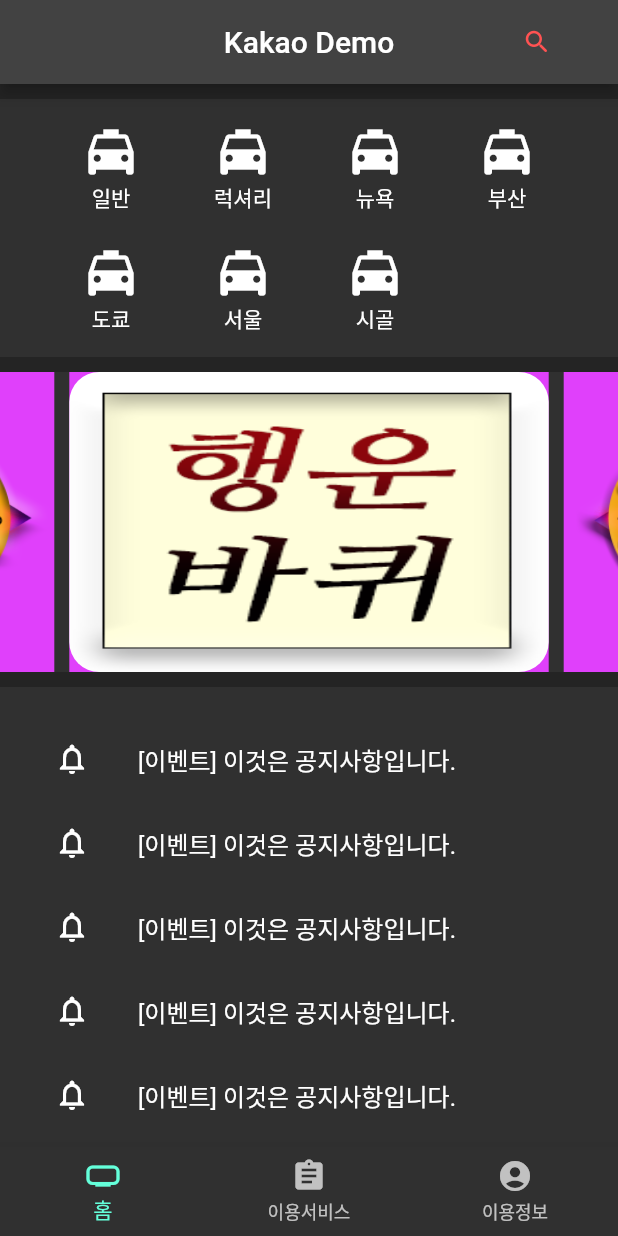
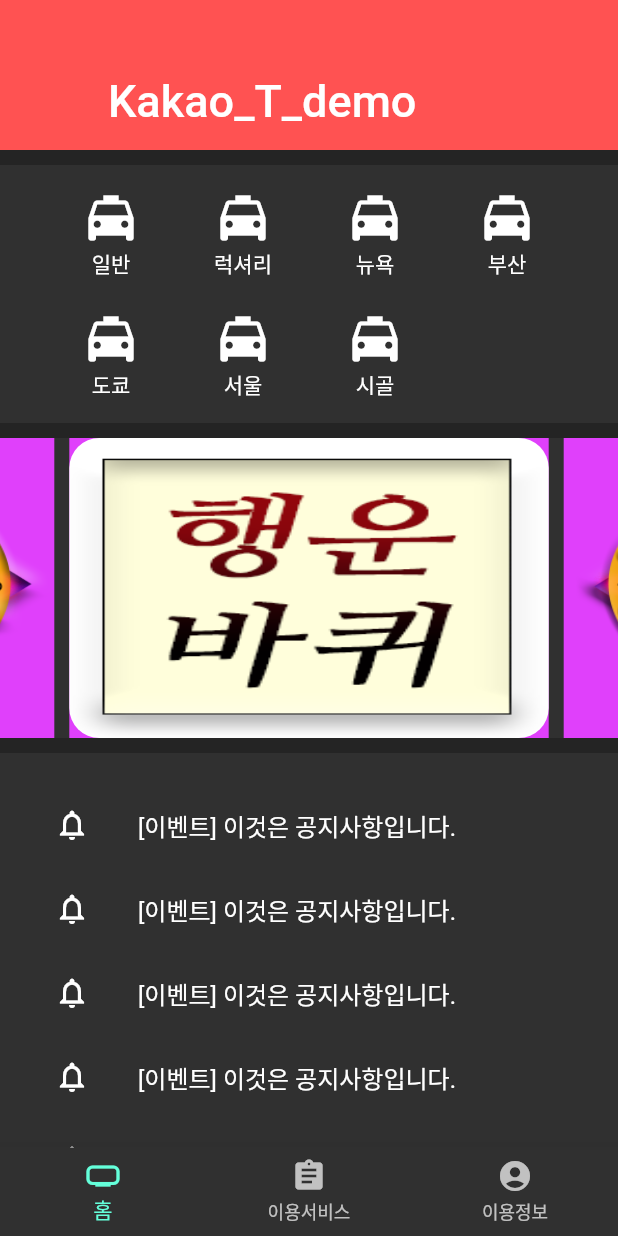
Before and after one commit to paxFortuna/Kakao_demo, a Flutter app: the screen it shows after launch, on a phone screen of 412 x 824 dp. Run offline on Flutter 3.47's test engine with Material 2 defaults, Android fonts, the phone set to English and light mode, and no system bars; drawn by our look-alikes of carousel_slider.

Commit message:
sliver remainigs

```diff
--- a/lib/screens/app.dart
+++ b/lib/screens/app.dart
@@ -22,19 +22,19 @@
   @override
   Widget build(BuildContext context) {
     return Scaffold(
-      appBar: AppBar(
-        // backgroundColor: Colors.black54,
-        title: const Text("Kakao Demo"),
-        centerTitle: true,
-        actions: [
-          Padding(
-            padding: const EdgeInsets.only(right: 30.0),
-            child: IconButton(onPressed: () {},
-                icon: const Icon(Icons.search_rounded, color: Colors.redAccent, size: 20,)
-            ),
-          ),
-        ],
-      ),
+      // appBar: AppBar(
+      //   // backgroundColor: Colors.black54,
+      //   title: const Text("Kakao Demo"),
+      //   centerTitle: true,
+      //   actions: [
+      //     Padding(
+      //       padding: const EdgeInsets.only(right: 30.0),
+      //       child: IconButton(onPressed: () {},
+      //           icon: const Icon(Icons.search_rounded, color: Colors.redAccent, size: 20,)
+      //       ),
+      //     ),
+      //   ],
+      // ),
       body: _bodyWidget(),
 
       bottomNavigationBar: BottomNavigationBar(
--- a/lib/screens/home.dart
+++ b/lib/screens/home.dart
@@ -1,8 +1,9 @@
 import 'package:carousel_slider/carousel_slider.dart';
 import 'package:flutter/material.dart';
 import 'package:kakao_demo/components/car_data.dart';
+import 'package:kakao_demo/screens/service.dart';
 
-final dummyItems =[
+final dummyItems = [
   "assets/images/home_off.png",
   "assets/images/note_on.png",
   "assets/images/wheel.png",
@@ -15,7 +16,20 @@
 
   @override
   Widget build(BuildContext context) {
-    return ListView(
+    return Scaffold(
+      body: CustomScrollView(
+        slivers: [
+          const SliverAppBar(
+            pinned: true,
+            expandedHeight: 100,
+            centerTitle: true,
+            backgroundColor: Colors.redAccent,
+            flexibleSpace: FlexibleSpaceBar(
+              title: Text('Kakao_T_demo'),
+            ),
+          ),
+          SliverFillRemaining(
+            child: ListView(
               children: [
                 Container(
                   height: 10,
@@ -33,10 +47,16 @@
                 ),
                 _buildBottom(),
               ],
+            ),
+          ),
+        ],
+      ),
     );
   }
 
   Widget _buildTop() {
+    return Builder(
+      builder: (BuildContext context) {
         return Padding(
           padding: const EdgeInsets.symmetric(vertical: 15, horizontal: 30),
           child: Column(
@@ -46,7 +66,11 @@
                 children: [
                   GestureDetector(
                     onTap: () {
-                  print("호출");
+                      Navigator.push(
+                        context,
+                        MaterialPageRoute(
+                            builder: (context) => const ServiceScreen()),
+                      );
                     },
                     child: const CarData(name: '일반'),
                   ),
@@ -88,6 +112,8 @@
             ],
           ),
         );
+      },
+    );
   }
 
   Widget _buildMiddle() {
@@ -96,11 +122,15 @@
         height: 200,
         autoPlay: true,
       ),
-    items: dummyItems.map((img){
-      return Builder(builder: (BuildContext context){
+      items: dummyItems.map((img) {
+        return Builder(
+          builder: (BuildContext context) {
             return Container(
               color: Colors.purpleAccent,
-          width: MediaQuery.of(context).size.width * 0.8 ,
+              width: MediaQuery
+                  .of(context)
+                  .size
+                  .width * 0.8,
               margin: const EdgeInsets.symmetric(horizontal: 5.0),
               child: ClipRRect(
                 borderRadius: BorderRadius.circular(20),
@@ -117,7 +147,10 @@
   }
 
   Widget _buildBottom() {
-    final items = List.generate(10, (i) => const ListTile(
+    final items = List.generate(
+      10,
+          (i) =>
+      const ListTile(
         leading: Icon(Icons.notifications_none),
         title: Text("[이벤트] 이것은 공지사항입니다."),
       ),
```
Lines whose indentation alone changed are shown as unchanged.
